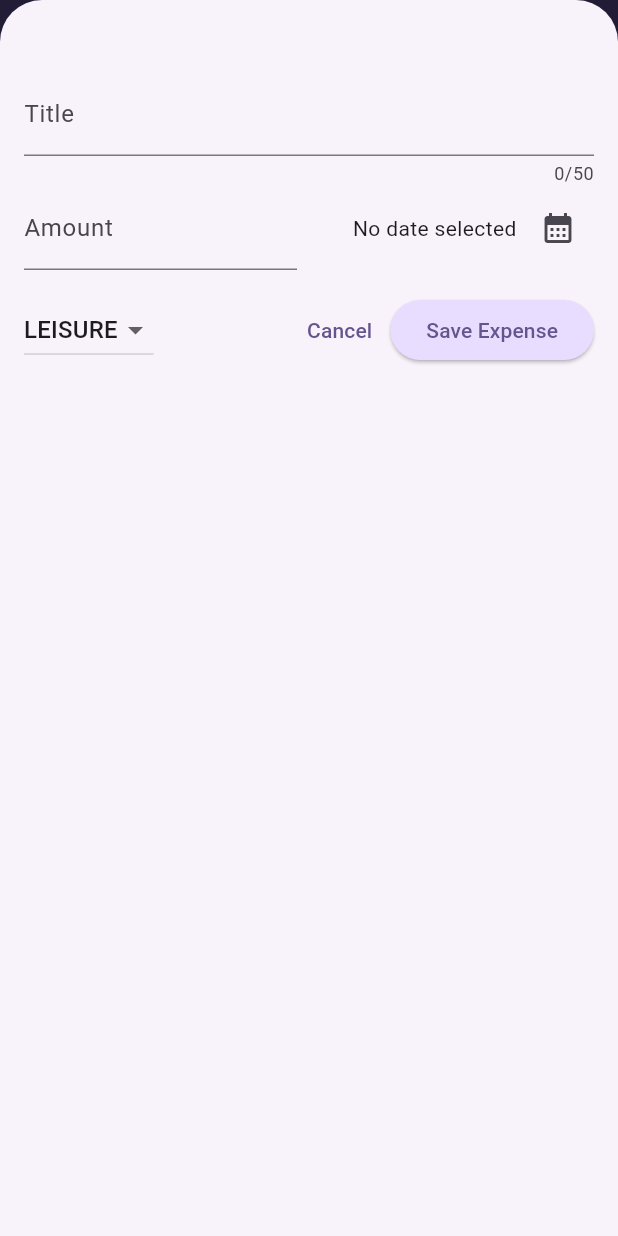
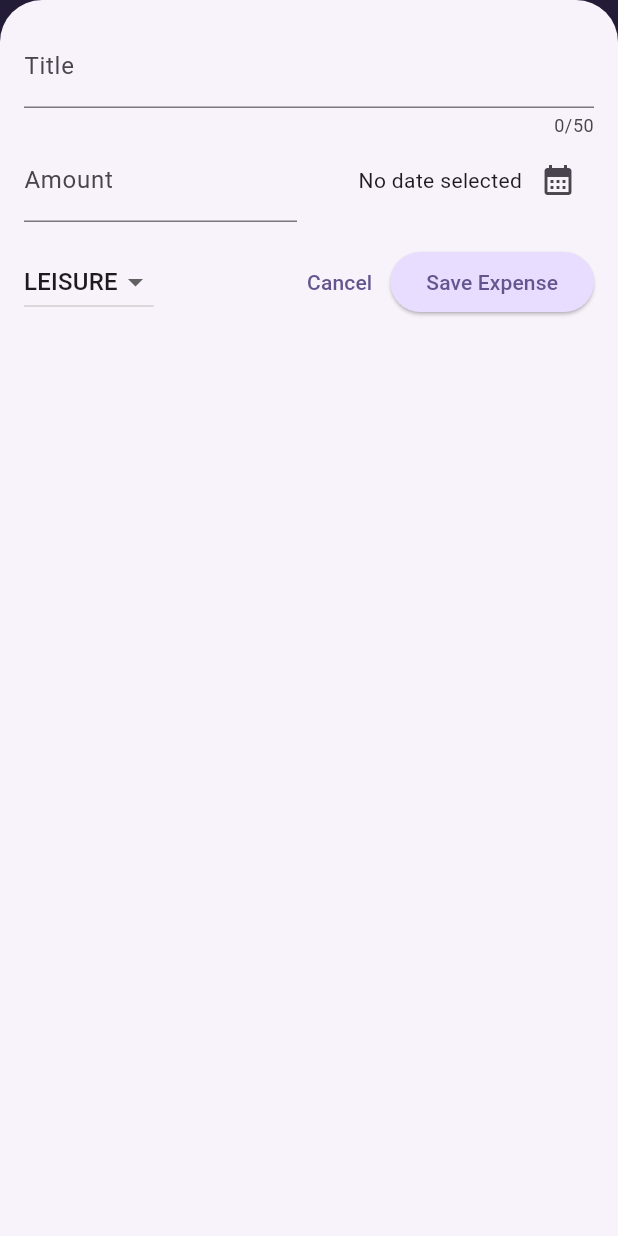
Before and after one commit to AmaniAlnabhani/ExpensesApp, a Flutter app: the screen it shows after launch, after a tap on the "add" icon, on a phone screen of 412 x 824 dp. Run offline on Flutter 3.47's test engine with Material 3 defaults, Android fonts, the phone set to English and light mode, and no system bars.

Commit message:
reponsive ui done

```diff
--- a/lib/Widgets/expenses_list/new_expense.dart
+++ b/lib/Widgets/expenses_list/new_expense.dart
@@ -1,9 +1,14 @@
 import 'package:flutter/material.dart';
-import 'package:expense_app/models/expense.dart';
+
+import 'package:expense_app/expenses.dart';
+
+import '../../models/expense.dart';
 
 class NewExpense extends StatefulWidget {
   const NewExpense({super.key, required this.onAddExpense});
+
   final void Function(Expense expense) onAddExpense;
+
   @override
   State<NewExpense> createState() {
     return _NewExpenseState();
@@ -19,52 +24,56 @@ class _NewExpenseState extends State<NewExpense> {
   void _presentDatePicker() async {
     final now = DateTime.now();
     final firstDate = DateTime(now.year - 1, now.month, now.day);
-
     final pickedDate = await showDatePicker(
       context: context,
       initialDate: now,
       firstDate: firstDate,
-        lastDate: now);
+      lastDate: now,
+    );
     setState(() {
       _selectedDate = pickedDate;
     });
   }
 
   void _submitExpenseData() {
-    // validate data
-    // change text to double for amount
-    final enteredAmount = double.tryParse(_amountController.text);
+    final enteredAmount = double.tryParse(_amountController
+        .text); // tryParse('Hello') => null, tryParse('1.12') => 1.12
     final amountIsInvalid = enteredAmount == null || enteredAmount <= 0;
     if (_titleController.text.trim().isEmpty ||
         amountIsInvalid ||
         _selectedDate == null) {
-      //show error message
       showDialog(
         context: context,
         builder: (ctx) => AlertDialog(
-          title: const Text('Invalid Input'),
+          title: const Text('Invalid input'),
           content: const Text(
-              'Please  make sure a valid title,amount ,date and category was entered '),
+              'Please make sure a valid title, amount, date and category was entered.'),
           actions: [
             TextButton(
               onPressed: () {
                 Navigator.pop(ctx);
               },
-                child: const Text('ok'))
+              child: const Text('Okay'),
+            ),
           ],
         ),
       );
       return;
     }
+
     widget.onAddExpense(
-        Expense(title: _titleController.text, amount: enteredAmount,
-            date: _selectedDate!, category: _selectedCategory));
+      Expense(
+        title: _titleController.text,
+        amount: enteredAmount,
+        date: _selectedDate!,
+        category: _selectedCategory,
+      ),
+    );
     Navigator.pop(context);
   }
 
   @override
   void dispose() {
-    //tell controller not need any more when do not use
     _titleController.dispose();
     _amountController.dispose();
     super.dispose();
@@ -72,10 +81,44 @@ class _NewExpenseState extends State<NewExpense> {
 
   @override
   Widget build(BuildContext context) {
-    return Padding(
-      padding: const EdgeInsets.fromLTRB(16,48,16,16),
+    final keyboardSpace = MediaQuery.of(context).viewInsets.bottom;
+    return LayoutBuilder(builder: (ctx, constraints) {
+      final width = constraints.maxWidth;
+
+      return SizedBox(
+        height: double.infinity,
+        child: SingleChildScrollView(
+          child: Padding(
+            padding: EdgeInsets.fromLTRB(16, 16, 16, keyboardSpace + 16),
             child: Column(
               children: [
+                if (width >= 600)
+                  Row(
+                    crossAxisAlignment: CrossAxisAlignment.start,
+                    children: [
+                      Expanded(
+                        child: TextField(
+                          controller: _titleController,
+                          maxLength: 50,
+                          decoration: const InputDecoration(
+                            label: Text('Title'),
+                          ),
+                        ),
+                      ),
+                      const SizedBox(width: 24),
+                      Expanded(
+                        child: TextField(
+                          controller: _amountController,
+                          keyboardType: TextInputType.number,
+                          decoration: const InputDecoration(
+                            prefixText: '\$ ',
+                            label: Text('Amount'),
+                          ),
+                        ),
+                      ),
+                    ],
+                  )
+                else
                   TextField(
                     controller: _titleController,
                     maxLength: 50,
@@ -83,6 +126,51 @@ class _NewExpenseState extends State<NewExpense> {
                       label: Text('Title'),
                     ),
                   ),
+                if (width >= 600)
+                  Row(children: [
+                    DropdownButton(
+                      value: _selectedCategory,
+                      items: Category.values
+                          .map(
+                            (category) => DropdownMenuItem(
+                          value: category,
+                          child: Text(
+                            category.name.toUpperCase(),
+                          ),
+                        ),
+                      )
+                          .toList(),
+                      onChanged: (value) {
+                        if (value == null) {
+                          return;
+                        }
+                        setState(() {
+                          _selectedCategory = value;
+                        });
+                      },
+                    ),
+                    const SizedBox(width: 24),
+                    Expanded(
+                      child: Row(
+                        mainAxisAlignment: MainAxisAlignment.end,
+                        crossAxisAlignment: CrossAxisAlignment.center,
+                        children: [
+                          Text(
+                            _selectedDate == null
+                                ? 'No date selected'
+                                : formatter.format(_selectedDate!),
+                          ),
+                          IconButton(
+                            onPressed: _presentDatePicker,
+                            icon: const Icon(
+                              Icons.calendar_month,
+                            ),
+                          ),
+                        ],
+                      ),
+                    ),
+                  ])
+                else
                   Row(
                     children: [
                       Expanded(
@@ -90,14 +178,12 @@ class _NewExpenseState extends State<NewExpense> {
                           controller: _amountController,
                           keyboardType: TextInputType.number,
                           decoration: const InputDecoration(
-                    prefixText: '\$',
+                            prefixText: '\$ ',
                             label: Text('Amount'),
                           ),
                         ),
                       ),
-              const SizedBox(
-                width: 16,
-              ),
+                      const SizedBox(width: 16),
                       Expanded(
                         child: Row(
                           mainAxisAlignment: MainAxisAlignment.end,
@@ -105,12 +191,14 @@ class _NewExpenseState extends State<NewExpense> {
                           children: [
                             Text(
                               _selectedDate == null
-                          ? 'No date selected '
+                                  ? 'No date selected'
                                   : formatter.format(_selectedDate!),
                             ),
                             IconButton(
                               onPressed: _presentDatePicker,
-                      icon: const Icon(Icons.calendar_month),
+                              icon: const Icon(
+                                Icons.calendar_month,
+                              ),
                             ),
                           ],
                         ),
@@ -118,6 +206,21 @@ class _NewExpenseState extends State<NewExpense> {
                     ],
                   ),
                 const SizedBox(height: 16),
+                if (width >= 600)
+                  Row(children: [
+                    const Spacer(),
+                    TextButton(
+                      onPressed: () {
+                        Navigator.pop(context);
+                      },
+                      child: const Text('Cancel'),
+                    ),
+                    ElevatedButton(
+                      onPressed: _submitExpenseData,
+                      child: const Text('Save Expense'),
+                    ),
+                  ])
+                else
                   Row(
                     children: [
                       DropdownButton(
@@ -146,14 +249,19 @@ class _NewExpenseState extends State<NewExpense> {
                         onPressed: () {
                           Navigator.pop(context);
                         },
-                  child: const Text('Cancel')),
+                        child: const Text('Cancel'),
+                      ),
                       ElevatedButton(
                         onPressed: _submitExpenseData,
-                  child: const Text('Save Expense')),
-            ],
-          )
+                        child: const Text('Save Expense'),
+                      ),
                     ],
                   ),
+              ],
+            ),
+          ),
+        ),
       );
+    });
   }
 }
--- a/lib/expenses.dart
+++ b/lib/expenses.dart
@@ -4,12 +4,15 @@ import 'package:flutter/material.dart';
 import 'package:expense_app/Widgets/chart/chart.dart';
 import 'Widgets/expenses_list/expenses_list.dart';
 import 'models/expense.dart';
+import 'package:flutter/material.dart';
+
 
 
 class Expenses extends StatefulWidget {
   const Expenses({super.key});
+
   @override
-  State<StatefulWidget> createState() {
+  State<Expenses> createState() {
     return _ExpensesState();
   }
 }
@@ -17,13 +20,13 @@ class Expenses extends StatefulWidget {
 class _ExpensesState extends State<Expenses> {
   final List<Expense> _registeredExpenses = [
     Expense(
-      title: 'flutter course',
+      title: 'Flutter Course',
       amount: 19.99,
       date: DateTime.now(),
       category: Category.work,
     ),
     Expense(
-      title: 'cinema',
+      title: 'Cinema',
       amount: 15.69,
       date: DateTime.now(),
       category: Category.leisure,
@@ -32,6 +35,7 @@ class _ExpensesState extends State<Expenses> {
 
   void _openAddExpenseOverlay() {
     showModalBottomSheet(
+      useSafeArea: true,
       isScrollControlled: true,
       context: context,
       builder: (ctx) => NewExpense(onAddExpense: _addExpense),
@@ -53,7 +57,7 @@ class _ExpensesState extends State<Expenses> {
     ScaffoldMessenger.of(context).showSnackBar(
       SnackBar(
         duration: const Duration(seconds: 3),
-        content: const Text('Expense Deleted'),
+        content: const Text('Expense deleted.'),
         action: SnackBarAction(
           label: 'Undo',
           onPressed: () {
@@ -68,20 +72,22 @@ class _ExpensesState extends State<Expenses> {
 
   @override
   Widget build(BuildContext context) {
-     final width = MediaQuery.of(context).size.width;
+    final width = MediaQuery.of(context).size.width;
 
     Widget mainContent = const Center(
-      child: Text('No Expenses found.Start adding some !'),
+      child: Text('No expenses found. Start adding some!'),
     );
+
     if (_registeredExpenses.isNotEmpty) {
       mainContent = ExpensesList(
         expenses: _registeredExpenses,
         onRemoveExpense: _removeExpense,
       );
     }
+
     return Scaffold(
       appBar: AppBar(
-        title: const Text('Flutter Expenses Tracker'),
+        title: const Text('Flutter ExpenseTracker'),
         actions: [
           IconButton(
             onPressed: _openAddExpenseOverlay,
@@ -89,17 +95,23 @@ class _ExpensesState extends State<Expenses> {
           ),
         ],
       ),
-      body: width<600? Column(
+      body: width < 600
+          ? Column(
         children: [
-          Expanded(child: Chart(expenses: _registeredExpenses),),
-          Expanded(child: mainContent),
-
+          Chart(expenses: _registeredExpenses),
+          Expanded(
+            child: mainContent,
+          ),
         ],
-      ):Row(
-          children: [
-          Chart(expenses: _registeredExpenses),
-      Expanded(child: mainContent),]
-      ),
+      )
+          : Row(children: [
+        Expanded(
+          child: Chart(expenses: _registeredExpenses),
+        ),
+        Expanded(
+          child: mainContent,
+        ),
+      ]),
     );
   }
 }
```
Lines whose indentation alone changed are shown as unchanged.
